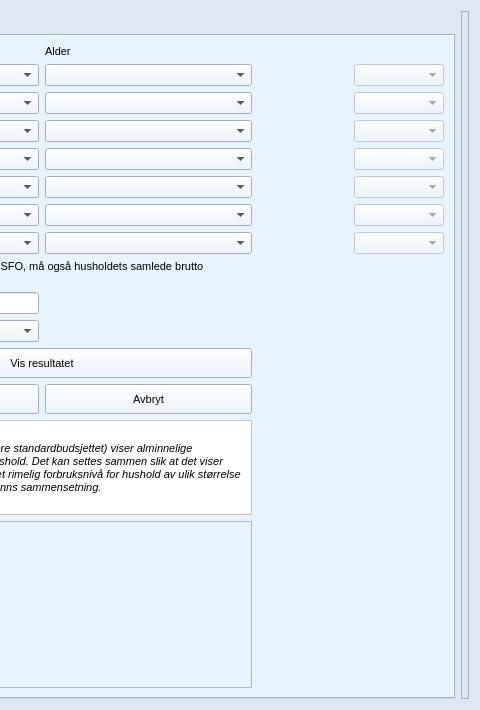
Old version of the form source/ui/views/forms/sifo_form.ui in the repository seemir/stressa; both pictures show x 286 to 766 and y 0 to 710 of the 766 by 710 pixel window.
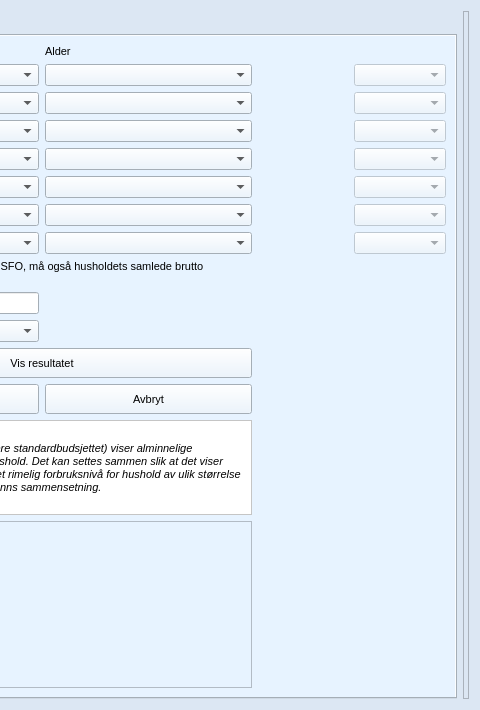
New version of the form. Icons and pictures are not drawn.

```diff
--- a/source/ui/views/forms/sifo_form.ui
+++ b/source/ui/views/forms/sifo_form.ui
@@ -462,7 +462,7 @@
      </property>
      <property name="minimumSize">
       <size>
-       <width>0</width>
+       <width>732</width>
        <height>0</height>
       </size>
      </property>
```
Left out of the diff: 208 changed lines with no effect on the pictures.
